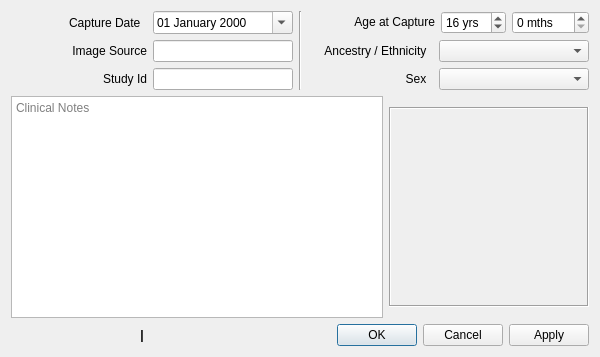
First picture: the form in forms/ScanInfoDialog.ui, repository frontiersi/FaceTools, before the edit.
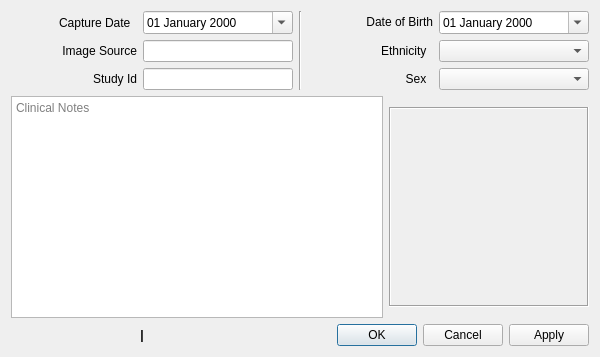
Second picture: the form after the edit. Icons and pictures are not drawn.

```diff
--- a/forms/ScanInfoDialog.ui
+++ b/forms/ScanInfoDialog.ui
@@ -56,7 +56,7 @@
            </property>
            <property name="minimumSize">
             <size>
-             <width>140</width>
+             <width>150</width>
              <height>0</height>
             </size>
            </property>
@@ -92,7 +92,7 @@
            </property>
            <property name="minimumSize">
             <size>
-             <width>140</width>
+             <width>150</width>
              <height>0</height>
             </size>
            </property>
@@ -122,7 +122,7 @@
            </property>
            <property name="minimumSize">
             <size>
-             <width>140</width>
+             <width>150</width>
              <height>0</height>
             </size>
            </property>
@@ -158,7 +158,7 @@
             </size>
            </property>
            <property name="text">
-            <string>Age at Capture</string>
+            <string>Date of Birth</string>
            </property>
            <property name="alignment">
             <set>Qt::AlignRight|Qt::AlignTrailing|Qt::AlignVCenter</set>
@@ -166,58 +166,24 @@
           </widget>
          </item>
          <item>
-          <widget class="QSpinBox" name="yearsSpinBox">
+          <widget class="QDateEdit" name="dobDateEdit">
            <property name="sizePolicy">
-            <sizepolicy hsizetype="Maximum" vsizetype="Maximum">
+            <sizepolicy hsizetype="Preferred" vsizetype="Preferred">
              <horstretch>0</horstretch>
              <verstretch>0</verstretch>
             </sizepolicy>
            </property>
            <property name="minimumSize">
             <size>
-             <width>65</width>
+             <width>150</width>
              <height>0</height>
             </size>
            </property>
-           <property name="maximumSize">
-            <size>
-             <width>65</width>
-             <height>16777215</height>
-            </size>
+           <property name="displayFormat">
+            <string>dd MMMM yyyy</string>
            </property>
-           <property name="suffix">
-            <string> yrs</string>
-           </property>
-           <property name="value">
-            <number>16</number>
-           </property>
-          </widget>
-         </item>
-         <item>
-          <widget class="QSpinBox" name="monthsSpinBox">
-           <property name="sizePolicy">
-            <sizepolicy hsizetype="Maximum" vsizetype="Maximum">
-             <horstretch>0</horstretch>
-             <verstretch>0</verstretch>
-            </sizepolicy>
-           </property>
-           <property name="minimumSize">
-            <size>
-             <width>77</width>
-             <height>0</height>
-            </size>
-           </property>
-           <property name="maximumSize">
-            <size>
-             <width>77</width>
-             <height>16777215</height>
-            </size>
-           </property>
-           <property name="suffix">
-            <string> mths</string>
-           </property>
-           <property name="maximum">
-            <number>11</number>
+           <property name="calendarPopup">
+            <bool>true</bool>
            </property>
           </widget>
          </item>
@@ -240,7 +206,7 @@
             </size>
            </property>
            <property name="text">
-            <string>Ancestry / Ethnicity  </string>
+            <string>Ethnicity  </string>
            </property>
            <property name="alignment">
             <set>Qt::AlignRight|Qt::AlignTrailing|Qt::AlignVCenter</set>
```
